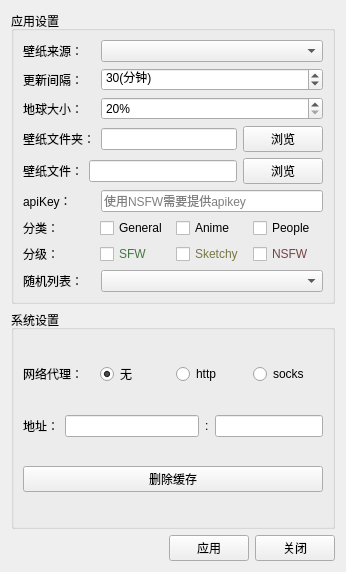
Pylogmon/earth_wallpaper, file earth_wallpaper/ui/config.ui: the form before one commit.
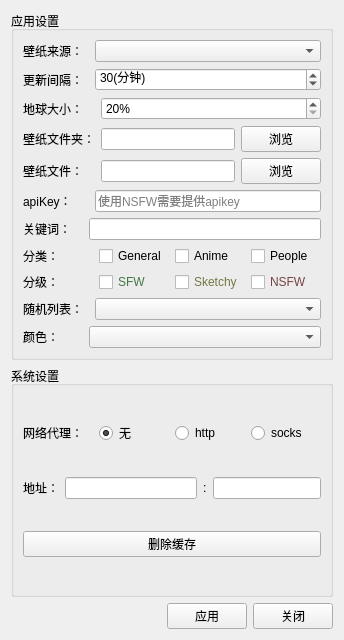
The form after the commit.

Commit message: feat(wallhaven): 添加搜索关键词和颜色选项

```diff
--- a/earth_wallpaper/ui/config.ui
+++ b/earth_wallpaper/ui/config.ui
@@ -6,8 +6,8 @@
    <rect>
     <x>0</x>
     <y>0</y>
-    <width>346</width>
-    <height>572</height>
+    <width>344</width>
+    <height>640</height>
    </rect>
   </property>
   <property name="windowTitle">
@@ -20,41 +20,38 @@
       <string>应用设置</string>
      </property>
      <layout class="QGridLayout" name="gridLayout_2">
-      <item row="5" column="2" colspan="2">
-       <widget class="QLineEdit" name="apikey">
-        <property name="inputMask">
-         <string/>
-        </property>
+      <item row="0" column="0" colspan="2">
+       <widget class="QLabel" name="source_l">
         <property name="text">
-         <string/>
+         <string>壁纸来源：</string>
         </property>
-        <property name="placeholderText">
-         <string>使用NSFW需要提供apikey</string>
-        </property>
        </widget>
       </item>
-      <item row="2" column="2" colspan="2">
-       <widget class="QSpinBox" name="earthSize">
-        <property name="suffix">
-         <string>%</string>
+      <item row="0" column="2" colspan="3">
+       <widget class="QComboBox" name="source">
+        <property name="sizePolicy">
+         <sizepolicy hsizetype="Expanding" vsizetype="Fixed">
+          <horstretch>0</horstretch>
+          <verstretch>0</verstretch>
+         </sizepolicy>
         </property>
-        <property name="minimum">
-         <number>20</number>
-        </property>
-        <property name="maximum">
-         <number>100</number>
-        </property>
        </widget>
       </item>
-      <item row="2" column="0">
-       <widget class="QLabel" name="earthSize_l">
+      <item row="1" column="0" colspan="2">
+       <widget class="QLabel" name="updateTime_l">
         <property name="text">
-         <string>地球大小：</string>
+         <string>更新间隔：</string>
         </property>
        </widget>
       </item>
-      <item row="1" column="2" colspan="2">
+      <item row="1" column="2" colspan="3">
        <widget class="QSpinBox" name="updateTime">
+        <property name="sizePolicy">
+         <sizepolicy hsizetype="Expanding" vsizetype="Fixed">
+          <horstretch>0</horstretch>
+          <verstretch>0</verstretch>
+         </sizepolicy>
+        </property>
         <property name="suffix">
          <string>(分钟)</string>
         </property>
@@ -72,7 +69,141 @@
         </property>
        </widget>
       </item>
-      <item row="7" column="0" colspan="4">
+      <item row="2" column="0">
+       <widget class="QLabel" name="earthSize_l">
+        <property name="text">
+         <string>地球大小：</string>
+        </property>
+       </widget>
+      </item>
+      <item row="2" column="3" colspan="2">
+       <widget class="QSpinBox" name="earthSize">
+        <property name="sizePolicy">
+         <sizepolicy hsizetype="Expanding" vsizetype="Fixed">
+          <horstretch>0</horstretch>
+          <verstretch>0</verstretch>
+         </sizepolicy>
+        </property>
+        <property name="suffix">
+         <string>%</string>
+        </property>
+        <property name="minimum">
+         <number>20</number>
+        </property>
+        <property name="maximum">
+         <number>100</number>
+        </property>
+       </widget>
+      </item>
+      <item row="3" column="0" colspan="3">
+       <widget class="QLabel" name="wallpaperDir_l">
+        <property name="text">
+         <string>壁纸文件夹：</string>
+        </property>
+       </widget>
+      </item>
+      <item row="3" column="3">
+       <widget class="QLineEdit" name="wallpaperDir"/>
+      </item>
+      <item row="3" column="4">
+       <widget class="QPushButton" name="selectDir">
+        <property name="minimumSize">
+         <size>
+          <width>80</width>
+          <height>0</height>
+         </size>
+        </property>
+        <property name="text">
+         <string>浏览</string>
+        </property>
+       </widget>
+      </item>
+      <item row="4" column="0">
+       <widget class="QLabel" name="wallpaperFile_l">
+        <property name="text">
+         <string>壁纸文件：</string>
+        </property>
+       </widget>
+      </item>
+      <item row="4" column="3">
+       <widget class="QLineEdit" name="wallpaperFile"/>
+      </item>
+      <item row="4" column="4">
+       <widget class="QPushButton" name="selectFile">
+        <property name="minimumSize">
+         <size>
+          <width>80</width>
+          <height>0</height>
+         </size>
+        </property>
+        <property name="text">
+         <string>浏览</string>
+        </property>
+       </widget>
+      </item>
+      <item row="5" column="0">
+       <widget class="QLabel" name="apikey_l">
+        <property name="text">
+         <string>apiKey：</string>
+        </property>
+       </widget>
+      </item>
+      <item row="5" column="2" colspan="3">
+       <widget class="QLineEdit" name="apikey">
+        <property name="inputMask">
+         <string/>
+        </property>
+        <property name="text">
+         <string/>
+        </property>
+        <property name="placeholderText">
+         <string>使用NSFW需要提供apikey</string>
+        </property>
+       </widget>
+      </item>
+      <item row="6" column="0">
+       <widget class="QLabel" name="searchkey_l">
+        <property name="text">
+         <string>关键词：</string>
+        </property>
+       </widget>
+      </item>
+      <item row="6" column="1" colspan="4">
+       <widget class="QLineEdit" name="searchkey"/>
+      </item>
+      <item row="7" column="0" colspan="5">
+       <layout class="QHBoxLayout" name="categoriesGroup">
+        <item>
+         <widget class="QLabel" name="categories_l">
+          <property name="text">
+           <string>分类：</string>
+          </property>
+         </widget>
+        </item>
+        <item>
+         <widget class="QCheckBox" name="General">
+          <property name="text">
+           <string>General</string>
+          </property>
+         </widget>
+        </item>
+        <item>
+         <widget class="QCheckBox" name="Anime">
+          <property name="text">
+           <string>Anime</string>
+          </property>
+         </widget>
+        </item>
+        <item>
+         <widget class="QCheckBox" name="People">
+          <property name="text">
+           <string>People</string>
+          </property>
+         </widget>
+        </item>
+       </layout>
+      </item>
+      <item row="8" column="0" colspan="5">
        <layout class="QHBoxLayout" name="purityGroup">
         <item>
          <widget class="QLabel" name="purity_l">
@@ -116,50 +247,32 @@
         </item>
        </layout>
       </item>
-      <item row="1" column="0">
-       <widget class="QLabel" name="updateTime_l">
-        <property name="text">
-         <string>更新间隔：</string>
-        </property>
-       </widget>
-      </item>
-      <item row="8" column="0" colspan="2">
+      <item row="9" column="0">
        <widget class="QLabel" name="sorting_l">
         <property name="text">
          <string>随机列表：</string>
         </property>
        </widget>
       </item>
-      <item row="5" column="0">
-       <widget class="QLabel" name="apikey_l">
-        <property name="text">
-         <string>apiKey：</string>
+      <item row="9" column="2" colspan="3">
+       <widget class="QComboBox" name="sorting">
+        <property name="sizePolicy">
+         <sizepolicy hsizetype="Expanding" vsizetype="Fixed">
+          <horstretch>0</horstretch>
+          <verstretch>0</verstretch>
+         </sizepolicy>
         </property>
        </widget>
       </item>
-      <item row="4" column="0">
-       <widget class="QLabel" name="wallpaperFile_l">
+      <item row="10" column="0">
+       <widget class="QLabel" name="color_l">
         <property name="text">
-         <string>壁纸文件：</string>
+         <string>颜色：</string>
         </property>
        </widget>
       </item>
-      <item row="3" column="0" colspan="2">
-       <widget class="QLabel" name="wallpaperDir_l">
-        <property name="text">
-         <string>壁纸文件夹：</string>
-        </property>
-       </widget>
-      </item>
-      <item row="0" column="0">
-       <widget class="QLabel" name="source_l">
-        <property name="text">
-         <string>壁纸来源：</string>
-        </property>
-       </widget>
-      </item>
-      <item row="0" column="2" colspan="2">
-       <widget class="QComboBox" name="source">
+      <item row="10" column="1" colspan="4">
+       <widget class="QComboBox" name="color">
         <property name="sizePolicy">
          <sizepolicy hsizetype="Expanding" vsizetype="Fixed">
           <horstretch>0</horstretch>
@@ -168,73 +281,6 @@
         </property>
        </widget>
       </item>
-      <item row="8" column="2" colspan="2">
-       <widget class="QComboBox" name="sorting"/>
-      </item>
-      <item row="6" column="0" colspan="4">
-       <layout class="QHBoxLayout" name="categoriesGroup">
-        <item>
-         <widget class="QLabel" name="categories_l">
-          <property name="text">
-           <string>分类：</string>
-          </property>
-         </widget>
-        </item>
-        <item>
-         <widget class="QCheckBox" name="General">
-          <property name="text">
-           <string>General</string>
-          </property>
-         </widget>
-        </item>
-        <item>
-         <widget class="QCheckBox" name="Anime">
-          <property name="text">
-           <string>Anime</string>
-          </property>
-         </widget>
-        </item>
-        <item>
-         <widget class="QCheckBox" name="People">
-          <property name="text">
-           <string>People</string>
-          </property>
-         </widget>
-        </item>
-       </layout>
-      </item>
-      <item row="4" column="3">
-       <widget class="QPushButton" name="selectFile">
-        <property name="minimumSize">
-         <size>
-          <width>80</width>
-          <height>0</height>
-         </size>
-        </property>
-        <property name="text">
-         <string>浏览</string>
-        </property>
-       </widget>
-      </item>
-      <item row="3" column="3">
-       <widget class="QPushButton" name="selectDir">
-        <property name="minimumSize">
-         <size>
-          <width>80</width>
-          <height>0</height>
-         </size>
-        </property>
-        <property name="text">
-         <string>浏览</string>
-        </property>
-       </widget>
-      </item>
-      <item row="4" column="1" colspan="2">
-       <widget class="QLineEdit" name="wallpaperFile"/>
-      </item>
-      <item row="3" column="2">
-       <widget class="QLineEdit" name="wallpaperDir"/>
-      </item>
      </layout>
     </widget>
    </item>
```
Left out of the diff: 54 changed lines with no effect on the pictures. The commit also changes 6 other files.
